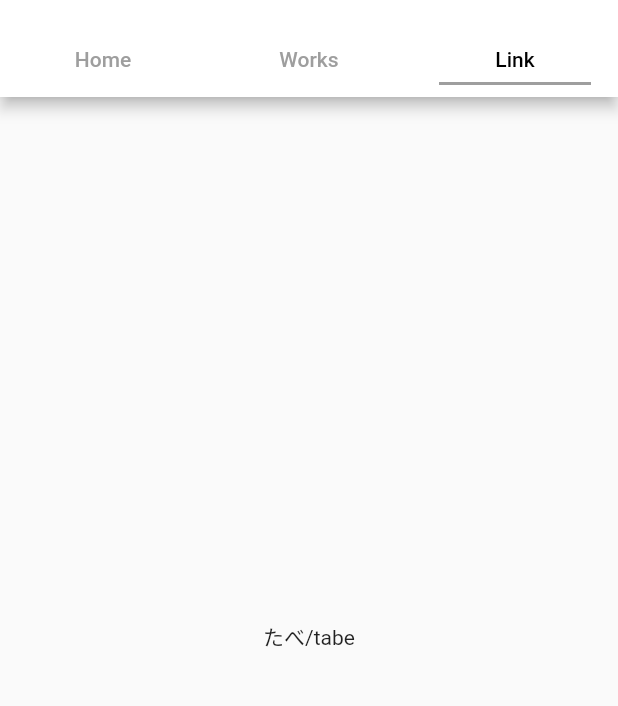
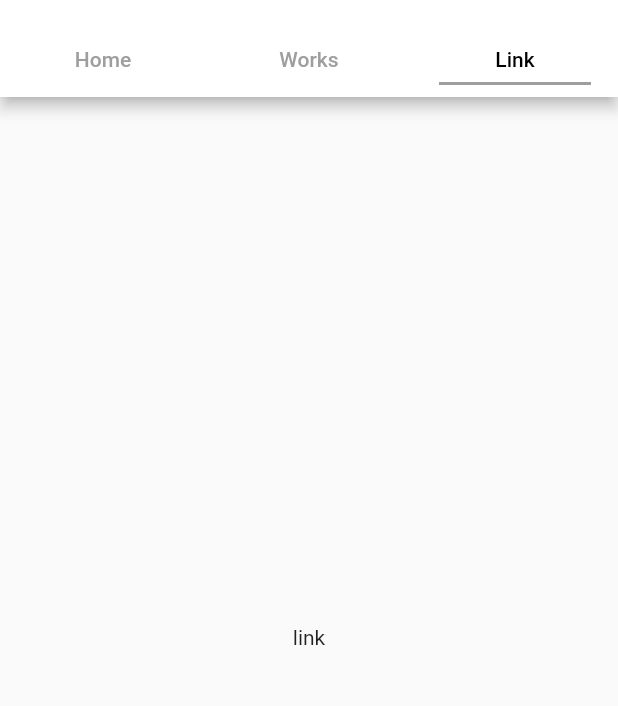
Before and after one commit to tabe0000/portfolio_site_prj, a Flutter app: the screen it shows after launch, tab 3 chosen, on a phone screen of 412 x 824 dp, the part 59-765 px from its top. Run offline on Flutter 3.47's test engine with Material 2 defaults, Android fonts, the phone set to English and light mode, and no system bars; our stand-ins replace font_awesome_flutter, google_fonts.

Commit message:
edit about me text

```diff
--- a/lib/home.dart
+++ b/lib/home.dart
@@ -85,7 +85,7 @@ class Home extends StatelessWidget {
                       height: 10.0
                     ),
                 Text(
-                      'Flutter, Native iOSを中心に\nボイスロイドを中心としたユーザが使って楽しいものを開発しています\n\n 他にも、node.jsとFirebaseでロボット制御したり、\nUntiyやProcessingでコンテンツを作ったり、\nちょっとReactかじってみたりしています',
+                      'Flutter, Native iOSを中心に\nユーザが使って楽しいものを開発しています\n\n 他にも、node.jsでBot制作\nFirebaseでロボット制御\nUntiyやProcessingでコンテンツ制作\nReact, Nextでサイト構築\nとか色々やってます',
                       style: Theme.of(context).textTheme.bodyText1,
                       textAlign: TextAlign.center,
                     ),
--- a/lib/link.dart
+++ b/lib/link.dart
@@ -10,7 +10,7 @@ class Link extends StatelessWidget {
           Row(
             mainAxisAlignment: MainAxisAlignment.spaceAround,
             children: <Widget>[
-              Text("たべ/tabe")
+              Text("link")
             ]
           )
         ],
```
